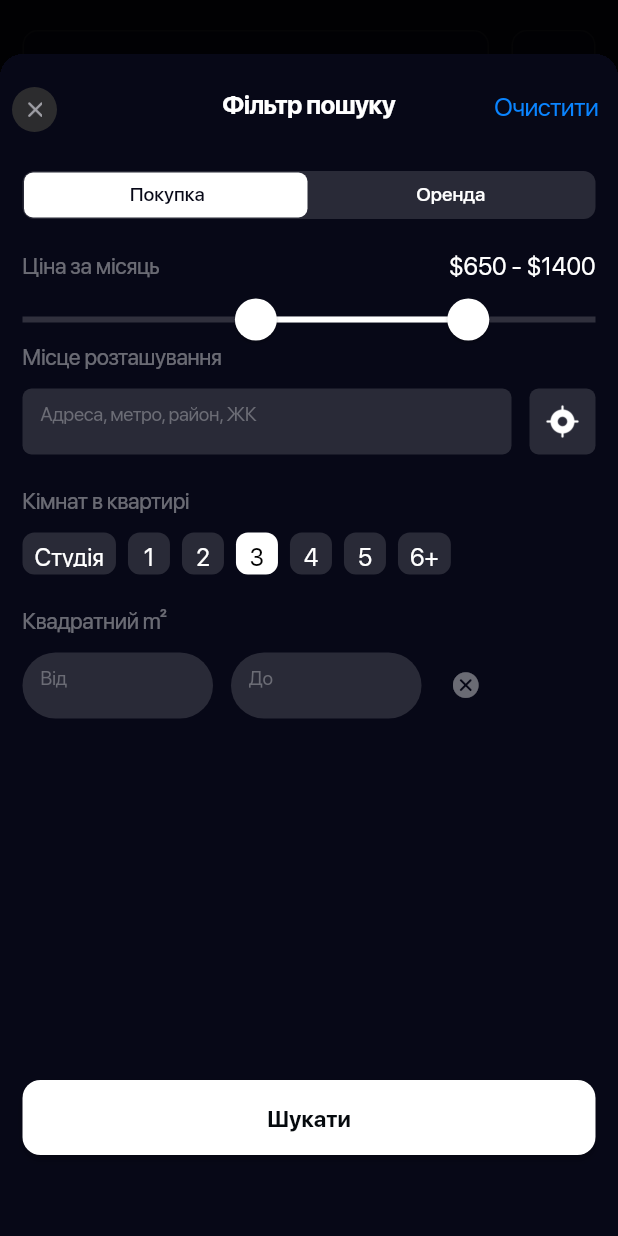
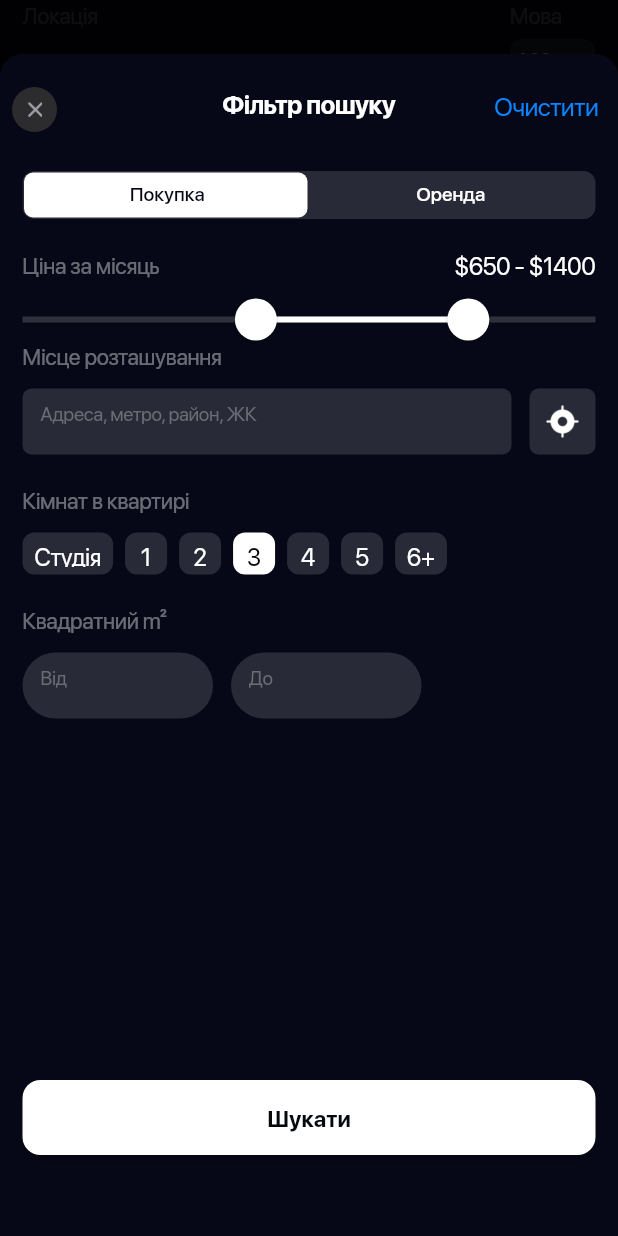
Before and after one commit to F1rman/Flutter-layout-Real-Estate, a Flutter app: the HomeFilterResults screen opened directly, after a tap on an icon or button, on a phone screen of 412 x 824 dp. Run offline on Flutter 3.47's test engine with Material 2 defaults, Android fonts, the phone set to English and light mode, and no system bars; drawn by our look-alikes of carousel_slider, dropdown_button2; our stand-ins replace flutter_slidable, get, google_maps_flutter, modal_bottom_sheet; project files that could hold a hidden picture were left out.

Commit message:
all fixed all done

```diff
--- a/lib/Contact/contact_view.dart
+++ b/lib/Contact/contact_view.dart
@@ -147,7 +147,7 @@ class ContactView extends StatelessWidget {
                           child: Row(
                             mainAxisAlignment: MainAxisAlignment.spaceBetween,
                             children: const [
-                              Text(
+                              SelectableText(
                                 '+380 68-021-83-22',
                                 style: text,
                               ),
--- a/lib/home/filter_modal.dart
+++ b/lib/home/filter_modal.dart
@@ -1,4 +1,5 @@
 import 'package:flutter/material.dart';
+import 'package:flutter/services.dart';
 import '../styles/style.dart';
 import '../widgets/my_button.dart';
 import '../widgets/my_icons.dart';
@@ -14,6 +15,8 @@ class FilterModal extends StatefulWidget {
 }
 
 class _FilterModalState extends State<FilterModal> {
+  TextEditingController from = TextEditingController(text: '');
+  TextEditingController to = TextEditingController(text: '');
   var selected = ['3'];
   @override
   Widget build(BuildContext context) {
@@ -270,9 +273,20 @@ class _FilterModalState extends State<FilterModal> {
                               color: const Color(0xFF787880).withOpacity(.3),
                             ),
                             child: TextFormField(
+                              controller: from,
                               style: const TextStyle(color: Colors.white),
-                              onChanged: (value) {},
+                              onChanged: (value) {
+                                setState(() {});
+                              },
                               autovalidateMode: AutovalidateMode.always,
+                              keyboardType: TextInputType.number,
+                              inputFormatters: <TextInputFormatter>[
+                                // for below version 2 use this
+                                FilteringTextInputFormatter.allow(
+                                    RegExp(r'[0-9]')),
+// for version 2 and greater youcan also use this
+                                FilteringTextInputFormatter.digitsOnly
+                              ],
                               decoration: const InputDecoration(
                                 border: InputBorder.none,
                                 hintText: 'Від',
@@ -297,8 +311,18 @@ class _FilterModalState extends State<FilterModal> {
                               color: const Color(0xFF787880).withOpacity(.3),
                             ),
                             child: TextFormField(
+                              controller: to,
                               style: const TextStyle(color: Colors.white),
-                              onChanged: (value) {},
+                              onChanged: (value) {
+                                setState(() {});
+                              },
+                              keyboardType: TextInputType.number,
+                              inputFormatters: <TextInputFormatter>[
+                                // for below version 2 use this
+                                FilteringTextInputFormatter.allow(
+                                    RegExp(r'[0-9]')),
+                                FilteringTextInputFormatter.digitsOnly
+                              ],
                               autovalidateMode: AutovalidateMode.always,
                               decoration: const InputDecoration(
                                 border: InputBorder.none,
@@ -314,15 +338,22 @@ class _FilterModalState extends State<FilterModal> {
                               ),
                             ),
                           ),
-                          Container(
+                          AnimatedOpacity(
+                            duration: Duration(milliseconds: 300),
+                            opacity: to.text == '' && from.text == '' ? 0 : 1,
+                            child: Container(
                               margin: const EdgeInsets.only(
-                              left: 21,
+                                left: 13,
                               ),
                               child: InkWell(
                                 borderRadius: BorderRadius.circular(100),
-                              onTap: () => {
-                                // print('clear')
+                                onTap: () {
+                                  to.clear();
+                                  from.clear();
+                                  setState(() {});
                                 },
+                                child: Padding(
+                                  padding: const EdgeInsets.all(8.0),
                                   child: Icon(
                                     MyIcons.crossIcon,
                                     color: Colors.white.withOpacity(.4),
@@ -330,6 +361,8 @@ class _FilterModalState extends State<FilterModal> {
                                   ),
                                 ),
                               ),
+                            ),
+                          )
                         ],
                       ),
                       MediaQuery.of(context).viewInsets.bottom != 0
--- a/lib/item_page/contacts.dart
+++ b/lib/item_page/contacts.dart
@@ -21,7 +21,7 @@ class Contacts extends StatelessWidget {
           child: Row(
             mainAxisAlignment: MainAxisAlignment.spaceBetween,
             children: [
-              const Text(
+              const SelectableText(
                 '+380 68 021 83-22',
                 style: text,
               ),
@@ -41,7 +41,7 @@ class Contacts extends StatelessWidget {
           child: Row(
             mainAxisAlignment: MainAxisAlignment.spaceBetween,
             children: [
-              const Text(
+              const SelectableText(
                 'Проспект Гагаріна 13/1',
                 style: text,
               ),
@@ -61,7 +61,7 @@ class Contacts extends StatelessWidget {
           child: Row(
             mainAxisAlignment: MainAxisAlignment.spaceBetween,
             children: [
-              const Text(
+              const SelectableText(
                 'orendkakyivua@mail.com',
                 style: text,
               ),
--- a/lib/styles/style.dart
+++ b/lib/styles/style.dart
@@ -20,6 +20,7 @@ const text = TextStyle(
   color: Colors.white,
   fontSize: 16,
   height: 1.3,
+  letterSpacing: -0.32,
   fontWeight: FontWeight.w400,
 );
 
--- a/lib/widgets/bottom_navigation.dart
+++ b/lib/widgets/bottom_navigation.dart
@@ -71,7 +71,15 @@ class MenuItem extends StatelessWidget {
       child: Obx(() => Opacity(
             opacity: c.index.value == items.indexOf(item) ? 1 : .4,
             child: MaterialButton(
-              onPressed: () => {c.index.value = items.indexOf(item)},
+              onPressed: () {
+                if (ModalRoute.of(context)!.settings.name == '/home') {
+                  c.index.value = items.indexOf(item);
+                } else {
+                  Get.toNamed('/home');
+                  c.index.value = items.indexOf(item);
+                }
+                print(ModalRoute.of(context)!.settings.name);
+              },
               child: Column(
                 mainAxisAlignment: MainAxisAlignment.center,
                 children: [
--- a/lib/widgets/slider_card.dart
+++ b/lib/widgets/slider_card.dart
@@ -1,3 +1,4 @@
+import 'package:buildings/widgets/my_icons.dart';
 import 'package:carousel_slider/carousel_slider.dart';
 import 'package:flutter/material.dart';
 
@@ -18,6 +19,22 @@ class SliderCard extends StatefulWidget {
 
 class _SliderCardState extends State<SliderCard> {
   var slideIndex = 0;
+  getSize(entry) {
+    var size = 6;
+    if (slideIndex == entry.key ||
+        slideIndex == entry.key + 2 ||
+        slideIndex == entry.key - 2 ||
+        slideIndex == entry.key + 1 ||
+        slideIndex == entry.key - 1) {
+      size = 6;
+    } else if (slideIndex == entry.key + 3 || slideIndex == entry.key - 3) {
+      size = 5;
+    } else {
+      size = 3;
+    }
+    return size.toDouble();
+  }
+
   @override
   Widget build(BuildContext context) {
     return Column(
@@ -132,9 +149,10 @@ class _SliderCardState extends State<SliderCard> {
                             child: Row(
                               mainAxisAlignment: MainAxisAlignment.center,
                               children: [
-                                Image.asset(
-                                  'assets/img/map.png',
-                                  width: 15,
+                                Icon(
+                                  MyIcons.map,
+                                  size: 18,
+                                  color: Color(0xffFF9176),
                                 ),
                                 Container(
                                   margin: const EdgeInsets.only(left: 5),
@@ -145,7 +163,7 @@ class _SliderCardState extends State<SliderCard> {
                                       letterSpacing: -.24,
                                       color: Color(0xFFFFFFFF),
                                       fontSize: 11,
-                                      height: 1.35,
+                                      height: 1.1,
                                       fontWeight: FontWeight.w400,
                                     ),
                                   ),
@@ -185,19 +203,17 @@ class _SliderCardState extends State<SliderCard> {
                   left: 24,
                   child: Row(
                     mainAxisAlignment: MainAxisAlignment.center,
+                    crossAxisAlignment: CrossAxisAlignment.end,
                     children: [1, 2, 3, 4, 5].asMap().entries.map((entry) {
-                      return GestureDetector(
-                        onTap: () => widget.buttonCarouselController
-                            .animateToPage(entry.key),
-                        child: Container(
-                          width: slideIndex.toDouble() == entry.key ? 6 : 5,
-                          height: slideIndex.toDouble() == entry.key ? 6 : 5,
-                          margin: const EdgeInsets.symmetric(horizontal: 2.0),
-                          decoration: BoxDecoration(
-                              shape: BoxShape.circle,
-                              color: Colors.white.withOpacity(
-                                  slideIndex == entry.key ? 1 : 0.4)),
-                        ),
+                      return AnimatedContainer(
+                        duration: Duration(milliseconds: 300),
+                        width: getSize(entry),
+                        height: getSize(entry),
+                        margin: const EdgeInsets.symmetric(horizontal: 2.0),
+                        decoration: BoxDecoration(
+                            shape: BoxShape.circle,
+                            color: Colors.white.withOpacity(
+                                slideIndex == entry.key ? 1 : 0.4)),
                       );
                     }).toList(),
                   ),
--- a/lib/widgets/slider_card_small.dart
+++ b/lib/widgets/slider_card_small.dart
@@ -17,6 +17,22 @@ class SliderCardSmall extends StatefulWidget {
 }
 
 class _SliderCardSmallState extends State<SliderCardSmall> {
+  getSize(entry) {
+    var size = 6;
+    if (slideIndex == entry.key ||
+        slideIndex == entry.key + 2 ||
+        slideIndex == entry.key - 2 ||
+        slideIndex == entry.key + 1 ||
+        slideIndex == entry.key - 1) {
+      size = 6;
+    } else if (slideIndex == entry.key + 3 || slideIndex == entry.key - 3) {
+      size = 5;
+    } else {
+      size = 3;
+    }
+    return size.toDouble();
+  }
+
   var slideIndex = 0;
   @override
   Widget build(BuildContext context) {
@@ -112,19 +128,17 @@ class _SliderCardSmallState extends State<SliderCardSmall> {
                 bottom: 8,
                 child: Row(
                   mainAxisAlignment: MainAxisAlignment.center,
+                  crossAxisAlignment: CrossAxisAlignment.end,
                   children: [1, 2, 3, 4, 5].asMap().entries.map((entry) {
-                    return GestureDetector(
-                      onTap: () => widget.buttonCarouselController
-                          .animateToPage(entry.key),
-                      child: Container(
-                        width: slideIndex.toDouble() == entry.key ? 6 : 5,
-                        height: slideIndex.toDouble() == entry.key ? 6 : 5,
-                        margin: const EdgeInsets.symmetric(horizontal: 2.0),
-                        decoration: BoxDecoration(
-                            shape: BoxShape.circle,
-                            color: Colors.white.withOpacity(
-                                slideIndex == entry.key ? 1 : 0.4)),
-                      ),
+                    return AnimatedContainer(
+                      duration: Duration(milliseconds: 300),
+                      width: getSize(entry),
+                      height: getSize(entry),
+                      margin: const EdgeInsets.symmetric(horizontal: 2.0),
+                      decoration: BoxDecoration(
+                          shape: BoxShape.circle,
+                          color: Colors.white
+                              .withOpacity(slideIndex == entry.key ? 1 : 0.4)),
                     );
                   }).toList(),
                 ),
```
Also changed, not shown: lib/Contact/feedback.dart (+27 -1 lines), lib/splash/splash.dart (+2 -7 lines), lib/widgets/slider_cart_for_item_page.dart (+26 -12 lines). Lines whose indentation alone changed are shown as unchanged.
